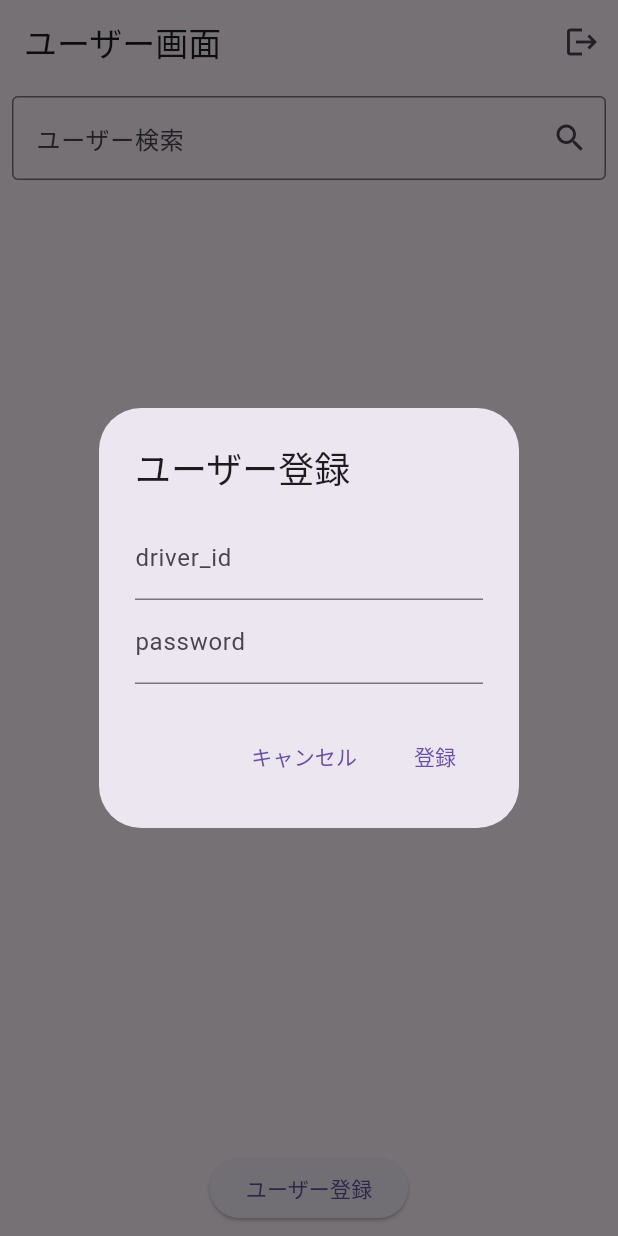
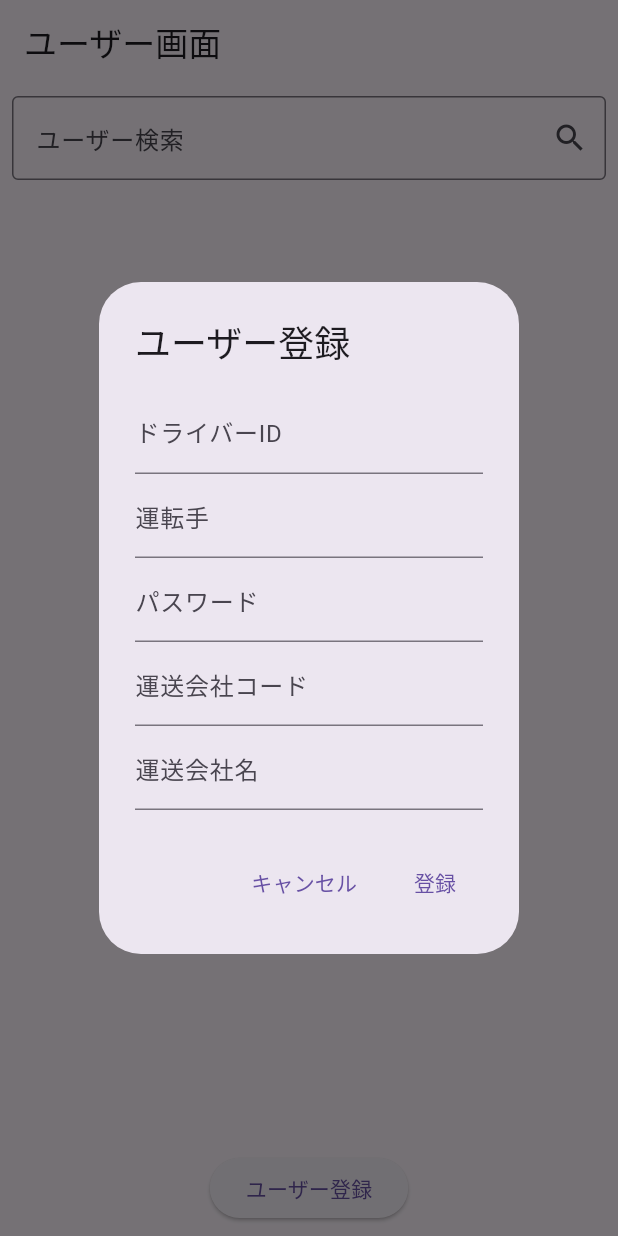
Before and after one commit to arsYamashita/delivery_app_admin, a Flutter app: the UserScreen screen opened directly, after a tap on "ユーザー登録", on a phone screen of 412 x 824 dp. Run offline on Flutter 3.47's test engine with Material 3 defaults, Android fonts, the phone set to English and light mode, and no system bars; our stand-ins replace cloud_firestore, firebase_auth, firebase_core; accounts and stored records are empty.

Commit message:
ユーザー検索ロジック変更、ユーザー情報追加

```diff
--- a/lib/user_screen.dart
+++ b/lib/user_screen.dart
@@ -1,5 +1,4 @@
 import 'package:cloud_firestore/cloud_firestore.dart';
-import 'package:firebase_auth/firebase_auth.dart';
 import 'package:flutter/material.dart';
 
 class UserScreen extends StatefulWidget {
@@ -15,20 +14,9 @@ class _UserScreenState extends State<UserScreen> {
 
   @override
   Widget build(BuildContext context) {
-    final User? user = FirebaseAuth.instance.currentUser;
-
     return Scaffold(
       appBar: AppBar(
         title: const Text('ユーザー画面'),
-        actions: [
-          IconButton(
-            icon: const Icon(Icons.logout),
-            onPressed: () async {
-              await FirebaseAuth.instance.signOut();
-              Navigator.pop(context); // ログイン画面に戻る
-            },
-          ),
-        ],
       ),
       body: Column(
         children: [
@@ -56,15 +44,21 @@ class _UserScreenState extends State<UserScreen> {
             child: StreamBuilder<QuerySnapshot>(
               stream: FirebaseFirestore.instance
                   .collection('users')
-                  .where('driver_id', isGreaterThanOrEqualTo: _searchQuery)
-                  .where('driver_id', isLessThan: '$_searchQuery\uf8ff')
+                  .orderBy('driver_id')
                   .snapshots(),
               builder: (context, snapshot) {
                 if (!snapshot.hasData) {
                   return const Center(child: CircularProgressIndicator());
                 }
 
-                final users = snapshot.data!.docs;
+                final users = snapshot.data!.docs.where((doc) {
+                  final data = doc.data() as Map<String, dynamic>;
+                  return data['driver_id']?.toString().contains(_searchQuery) == true ||
+                      data['driver_name']?.toString().contains(_searchQuery) == true ||
+                      data['company_code']?.toString().contains(_searchQuery) == true ||
+                      data['company_name']?.toString().contains(_searchQuery) == true;
+                }).toList();
+
                 if (users.isEmpty) {
                   return const Center(child: Text('ユーザーが見つかりません'));
                 }
@@ -74,19 +68,35 @@ class _UserScreenState extends State<UserScreen> {
                   itemBuilder: (context, index) {
                     final userDoc = users[index];
                     return ListTile(
-                      title: Text(userDoc['driver_id']),
+                      title: Text(userDoc['driver_id'] ?? '不明'),
+                      subtitle: Column(
+                        crossAxisAlignment: CrossAxisAlignment.start,
+                        children: [
+                          Text(
+                            '運転手: ${(userDoc.data() as Map<String, dynamic>?)?['driver_name'] ?? '未登録'}',
+                          ),
+                          Text(
+                            '運送会社コード: ${(userDoc.data() as Map<String, dynamic>?)?['company_code'] ?? '未登録'}',
+                          ),
+                          Text(
+                            '運送会社名: ${(userDoc.data() as Map<String, dynamic>?)?['company_name'] ?? '未登録'}',
+                          ),
+                        ],
+                      ),
                       trailing: PopupMenuButton<String>(
                         onSelected: (value) {
-                          if (value == 'reset') {
-                            _resetPassword(userDoc['driver_id']);
+                          if (value == 'show_password') {
+                            ScaffoldMessenger.of(context).showSnackBar(
+                              SnackBar(content: Text('パスワード: ${userDoc['password'] ?? '不明'}')),
+                            );
                           } else if (value == 'delete') {
                             _deleteUser(userDoc.id);
                           }
                         },
                         itemBuilder: (context) => [
                           const PopupMenuItem(
-                            value: 'reset',
-                            child: Text('パスワードリセット'),
+                            value: 'show_password',
+                            child: Text('パスワード表示'),
                           ),
                           const PopupMenuItem(
                             value: 'delete',
@@ -113,11 +123,27 @@ class _UserScreenState extends State<UserScreen> {
     );
   }
 
-  void _resetPassword(String email) async {
+  void _showPassword(String password) {
+    showDialog(
+      context: context,
+      builder: (context) => AlertDialog(
+        title: const Text('パスワード'),
+        content: Text(password),
+        actions: [
+          TextButton(
+            onPressed: () => Navigator.pop(context),
+            child: const Text('閉じる'),
+          ),
+        ],
+      ),
+    );
+  }
+
+  void _deleteUser(String userId) async {
     try {
-      await FirebaseAuth.instance.sendPasswordResetEmail(email: email);
+      await FirebaseFirestore.instance.collection('users').doc(userId).delete();
       ScaffoldMessenger.of(context).showSnackBar(
-        SnackBar(content: Text('$email にパスワードリセットメールを送信しました')),
+        const SnackBar(content: Text('ユーザーを削除しました')),
       );
     } catch (e) {
       ScaffoldMessenger.of(context).showSnackBar(
@@ -126,39 +152,45 @@ class _UserScreenState extends State<UserScreen> {
     }
   }
 
-  void _deleteUser(String userId) async {
-    try {
-      await FirebaseFirestore.instance.collection('users').doc(userId).delete();
-      ScaffoldMessenger.of(context).showSnackBar(
-          const SnackBar(content: Text('ユーザーを削除しました')));
-    } catch (e) {
-      ScaffoldMessenger.of(context).showSnackBar(
-        SnackBar(content: Text('エラー: $e')),
-      );
-    }
-  }
-
   void _showAddUserDialog() {
-    final TextEditingController emailController = TextEditingController();
-    final TextEditingController nameController = TextEditingController();
+    final TextEditingController driverIdController = TextEditingController();
+    final TextEditingController driverNameController = TextEditingController();
+    final TextEditingController passwordController = TextEditingController();
+    final TextEditingController companyCodeController = TextEditingController();
+    final TextEditingController companyNameController = TextEditingController();
 
     showDialog(
       context: context,
       builder: (context) {
         return AlertDialog(
           title: const Text('ユーザー登録'),
-          content: Column(
+          content: SingleChildScrollView(
+            child: Column(
               mainAxisSize: MainAxisSize.min,
               children: [
                 TextField(
-                controller: nameController,
-                decoration: const InputDecoration(labelText: 'driver_id'),
+                  controller: driverIdController,
+                  decoration: const InputDecoration(labelText: 'ドライバーID'),
                 ),
                 TextField(
-                controller: emailController,
-                decoration: const InputDecoration(labelText: 'password'),
+                  controller: driverNameController,
+                  decoration: const InputDecoration(labelText: '運転手'),
+                ),
+                TextField(
+                  controller: passwordController,
+                  decoration: const InputDecoration(labelText: 'パスワード'),
+                  obscureText: true,
+                ),
+                TextField(
+                  controller: companyCodeController,
+                  decoration: const InputDecoration(labelText: '運送会社コード'),
+                ),
+                TextField(
+                  controller: companyNameController,
+                  decoration: const InputDecoration(labelText: '運送会社名'),
                 ),
               ],
+            ),
           ),
           actions: [
             TextButton(
@@ -169,8 +201,11 @@ class _UserScreenState extends State<UserScreen> {
               onPressed: () async {
                 try {
                   await FirebaseFirestore.instance.collection('users').add({
-                    'password': emailController.text.trim(),
-                    'driver_id': nameController.text.trim(),
+                    'driver_id': driverIdController.text.trim(),
+                    'driver_name': driverNameController.text.trim(),
+                    'password': passwordController.text.trim(),
+                    'company_code': companyCodeController.text.trim(),
+                    'company_name': companyNameController.text.trim(),
                   });
                   Navigator.pop(context);
                   ScaffoldMessenger.of(context).showSnackBar(
```
Also changed, not shown: pubspec.lock. Lines whose indentation alone changed are shown as unchanged.
